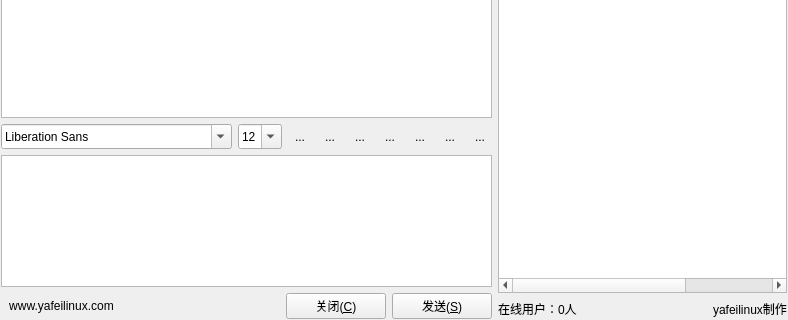
First picture: the form in widget.ui, repository Gavin96/SoftwareTesting, before the edit; both pictures show x 0 to 788 and y 148 to 468 of the 788 by 468 pixel window.
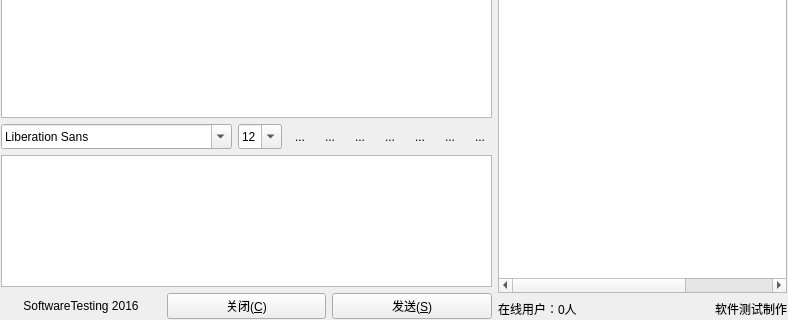
Second picture: the form after the edit. Icons and pictures are not drawn.

```diff
--- a/widget.ui
+++ b/widget.ui
@@ -390,7 +390,7 @@
           </size>
          </property>
          <property name="text">
-          <string>www.yafeilinux.com</string>
+          <string>SoftwareTesting 2016</string>
          </property>
          <property name="textFormat">
           <enum>Qt::RichText</enum>
@@ -403,19 +403,6 @@
          </property>
         </widget>
        </item>
-       <item>
-        <spacer name="horizontalSpacer">
-         <property name="orientation">
-          <enum>Qt::Horizontal</enum>
-         </property>
-         <property name="sizeHint" stdset="0">
-          <size>
-           <width>40</width>
-           <height>20</height>
-          </size>
-         </property>
-        </spacer>
-       </item>
        <item>
         <widget class="QPushButton" name="close">
          <property name="minimumSize">
@@ -521,7 +508,7 @@
        <item>
         <widget class="QLabel" name="label_2">
          <property name="text">
-          <string>yafeilinux制作</string>
+          <string>软件测试制作</string>
          </property>
         </widget>
        </item>
```
Left out of the diff: 13 changed lines with no effect on the pictures.
